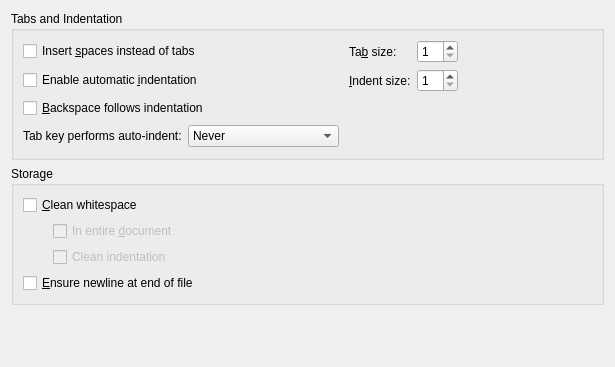
qt-creator/qt-creator, file src/plugins/texteditor/behaviorsettingspage.ui: the form before one commit.
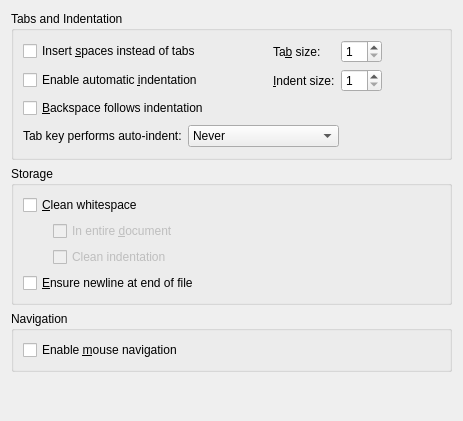
The form after the commit.

Commit message:
Moved the mouse navigation option to the Behaviour settings page
It used to be hidden on the Display settings page.

Task-number: QTCREATORBUG-135

Diff of the .ui file:
```diff
--- a/src/plugins/texteditor/behaviorsettingspage.ui
+++ b/src/plugins/texteditor/behaviorsettingspage.ui
@@ -6,11 +6,11 @@
    <rect>
     <x>0</x>
     <y>0</y>
-    <width>615</width>
-    <height>367</height>
+    <width>463</width>
+    <height>421</height>
    </rect>
   </property>
-  <layout class="QVBoxLayout" name="verticalLayout_2">
+  <layout class="QVBoxLayout" name="verticalLayout_4">
    <item>
     <widget class="QGroupBox" name="groupBoxTabAndIndentSettings">
      <property name="title">
@@ -276,6 +276,22 @@
      </layout>
     </widget>
    </item>
+   <item>
+    <widget class="QGroupBox" name="groupBoxNavigation">
+     <property name="title">
+      <string>Navigation</string>
+     </property>
+     <layout class="QVBoxLayout" name="verticalLayout_2">
+      <item>
+       <widget class="QCheckBox" name="mouseNavigation">
+        <property name="text">
+         <string>Enable &amp;mouse navigation</string>
+        </property>
+       </widget>
+      </item>
+     </layout>
+    </widget>
+   </item>
    <item>
     <spacer name="verticalSpacer">
      <property name="orientation">
```
The commit also changes 12 other files.
